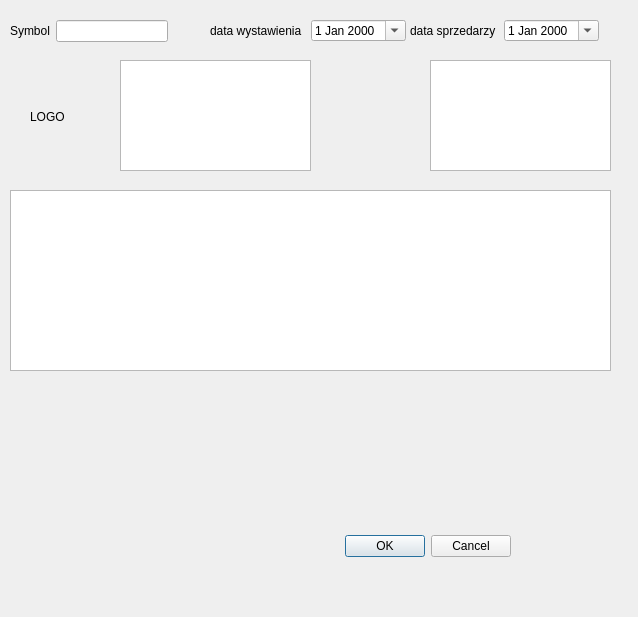
Before: the Qt Designer form ui/invoiceeditordialog.ui in devemouse/qfaktury, drawn with Qt 5.
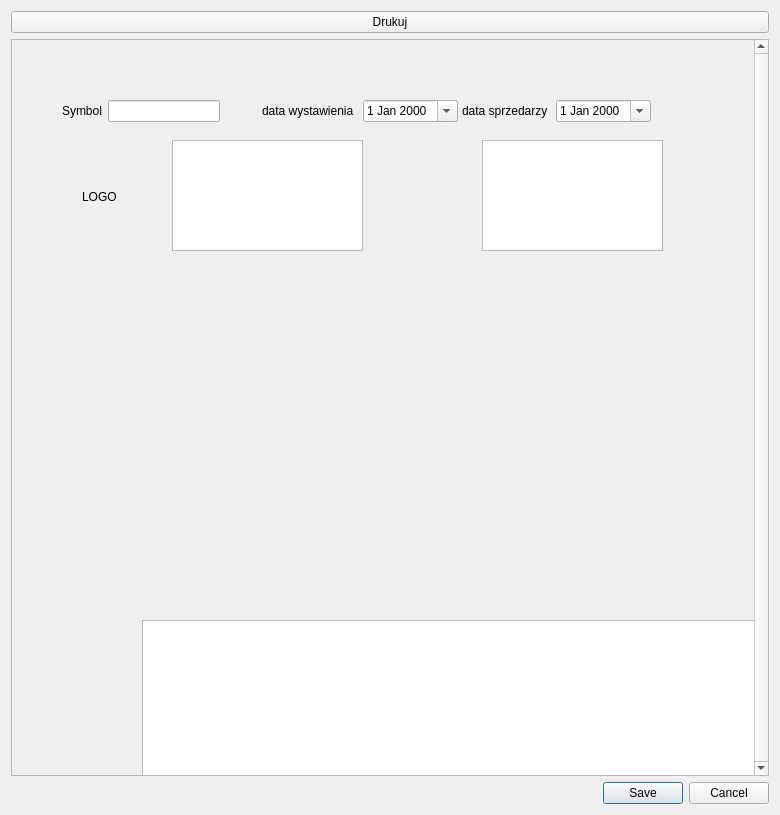
After: the same form once the commit is applied.

Diff of the .ui file:
```diff
--- a/ui/invoiceeditordialog.ui
+++ b/ui/invoiceeditordialog.ui
@@ -6,64 +6,52 @@
    <rect>
     <x>0</x>
     <y>0</y>
-    <width>638</width>
-    <height>617</height>
+    <width>780</width>
+    <height>815</height>
    </rect>
   </property>
   <property name="windowTitle">
    <string>Dialog</string>
   </property>
-  <widget class="QDialogButtonBox" name="buttonBox">
-   <property name="geometry">
-    <rect>
-     <x>170</x>
-     <y>530</y>
-     <width>341</width>
-     <height>32</height>
-    </rect>
-   </property>
-   <property name="orientation">
-    <enum>Qt::Horizontal</enum>
-   </property>
-   <property name="standardButtons">
-    <set>QDialogButtonBox::Cancel|QDialogButtonBox::Ok</set>
-   </property>
-  </widget>
-  <widget class="QTableView" name="tableView">
-   <property name="geometry">
-    <rect>
-     <x>10</x>
-     <y>190</y>
-     <width>601</width>
-     <height>181</height>
-    </rect>
-   </property>
-  </widget>
-  <widget class="QTextEdit" name="textEdit">
-   <property name="geometry">
-    <rect>
-     <x>120</x>
-     <y>60</y>
-     <width>191</width>
-     <height>111</height>
-    </rect>
-   </property>
-  </widget>
-  <widget class="QTextEdit" name="textEdit_2">
+  <layout class="QVBoxLayout" name="verticalLayout">
+   <item>
+    <widget class="QPushButton" name="pushButton">
+     <property name="text">
+      <string>Drukuj</string>
+     </property>
+    </widget>
+   </item>
+   <item>
+    <widget class="QScrollArea" name="scrollArea">
+     <property name="frameShape">
+      <enum>QFrame::StyledPanel</enum>
+     </property>
+     <property name="frameShadow">
+      <enum>QFrame::Sunken</enum>
+     </property>
+     <property name="lineWidth">
+      <number>0</number>
+     </property>
+     <property name="verticalScrollBarPolicy">
+      <enum>Qt::ScrollBarAlwaysOn</enum>
+     </property>
+     <property name="widgetResizable">
+      <bool>true</bool>
+     </property>
+     <widget class="QWidget" name="scrollAreaWidgetContents">
    <property name="geometry">
     <rect>
-     <x>430</x>
-     <y>60</y>
-     <width>181</width>
-     <height>111</height>
-    </rect>
-   </property>
-  </widget>
+        <x>0</x>
+        <y>0</y>
+        <width>742</width>
+        <height>731</height>
+       </rect>
+      </property>
   <widget class="QLabel" name="label_4">
    <property name="geometry">
     <rect>
-     <x>30</x>
-     <y>110</y>
+         <x>70</x>
+         <y>150</y>
      <width>53</width>
      <height>14</height>
     </rect>
@@ -72,35 +60,13 @@
     <string>LOGO</string>
    </property>
   </widget>
-  <widget class="QWidget" name="">
+      <widget class="QWidget" name="layoutWidget">
    <property name="geometry">
     <rect>
-     <x>10</x>
-     <y>20</y>
-     <width>158</width>
-     <height>22</height>
-    </rect>
-   </property>
-   <layout class="QHBoxLayout" name="horizontalLayout">
-    <item>
-     <widget class="QLabel" name="label">
-      <property name="text">
-       <string>Symbol</string>
-      </property>
-     </widget>
-    </item>
-    <item>
-     <widget class="QLineEdit" name="lineEdit"/>
-    </item>
-   </layout>
-  </widget>
-  <widget class="QWidget" name="">
-   <property name="geometry">
-    <rect>
-     <x>210</x>
-     <y>20</y>
+         <x>250</x>
+         <y>60</y>
      <width>196</width>
-     <height>21</height>
+         <height>22</height>
     </rect>
    </property>
    <layout class="QHBoxLayout" name="horizontalLayout_2">
@@ -120,13 +86,45 @@
     </item>
    </layout>
   </widget>
-  <widget class="QWidget" name="">
+      <widget class="QWidget" name="layoutWidget">
    <property name="geometry">
     <rect>
-     <x>410</x>
-     <y>20</y>
+         <x>50</x>
+         <y>60</y>
+         <width>158</width>
+         <height>22</height>
+        </rect>
+       </property>
+       <layout class="QHBoxLayout" name="horizontalLayout">
+        <item>
+         <widget class="QLabel" name="label">
+          <property name="text">
+           <string>Symbol</string>
+          </property>
+         </widget>
+        </item>
+        <item>
+         <widget class="QLineEdit" name="lineEdit"/>
+        </item>
+       </layout>
+      </widget>
+      <widget class="QTextEdit" name="textEdit_2">
+       <property name="geometry">
+        <rect>
+         <x>470</x>
+         <y>100</y>
+         <width>181</width>
+         <height>111</height>
+        </rect>
+       </property>
+      </widget>
+      <widget class="QWidget" name="layoutWidget">
+       <property name="geometry">
+        <rect>
+         <x>450</x>
+         <y>60</y>
      <width>189</width>
-     <height>21</height>
+         <height>22</height>
     </rect>
    </property>
    <layout class="QHBoxLayout" name="horizontalLayout_3">
@@ -146,18 +144,43 @@
     </item>
    </layout>
   </widget>
-  <zorder>buttonBox</zorder>
-  <zorder>label</zorder>
-  <zorder>dateEdit</zorder>
-  <zorder>dateEdit_2</zorder>
-  <zorder>lineEdit</zorder>
-  <zorder>label_2</zorder>
-  <zorder>label_3</zorder>
-  <zorder>tableView</zorder>
-  <zorder>label_3</zorder>
-  <zorder>textEdit</zorder>
-  <zorder>textEdit_2</zorder>
-  <zorder>label_4</zorder>
+      <widget class="QTextEdit" name="textEdit">
+       <property name="geometry">
+        <rect>
+         <x>160</x>
+         <y>100</y>
+         <width>191</width>
+         <height>111</height>
+        </rect>
+       </property>
+      </widget>
+      <widget class="QTableView" name="tableView">
+       <property name="geometry">
+        <rect>
+         <x>130</x>
+         <y>580</y>
+         <width>762</width>
+         <height>364</height>
+        </rect>
+       </property>
+      </widget>
+     </widget>
+    </widget>
+   </item>
+   <item>
+    <widget class="QDialogButtonBox" name="buttonBox">
+     <property name="orientation">
+      <enum>Qt::Horizontal</enum>
+     </property>
+     <property name="standardButtons">
+      <set>QDialogButtonBox::Cancel|QDialogButtonBox::Save</set>
+     </property>
+     <property name="centerButtons">
+      <bool>false</bool>
+     </property>
+    </widget>
+   </item>
+  </layout>
  </widget>
  <resources/>
  <connections>
```
Lines whose indentation alone changed are shown as unchanged.
